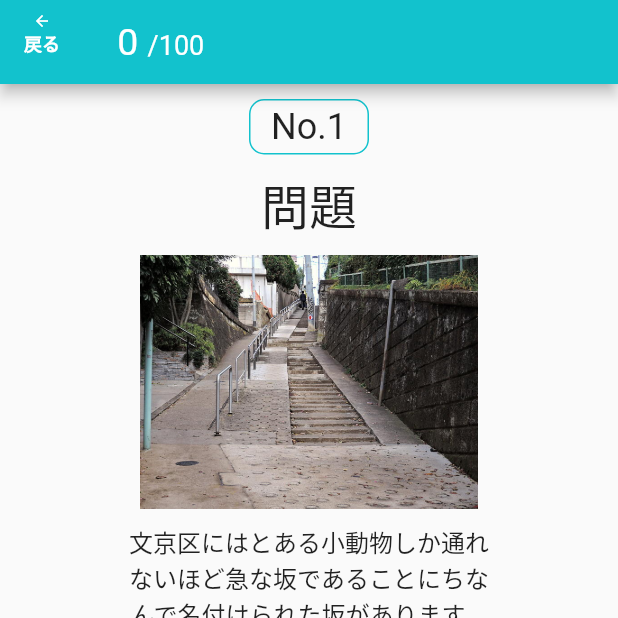
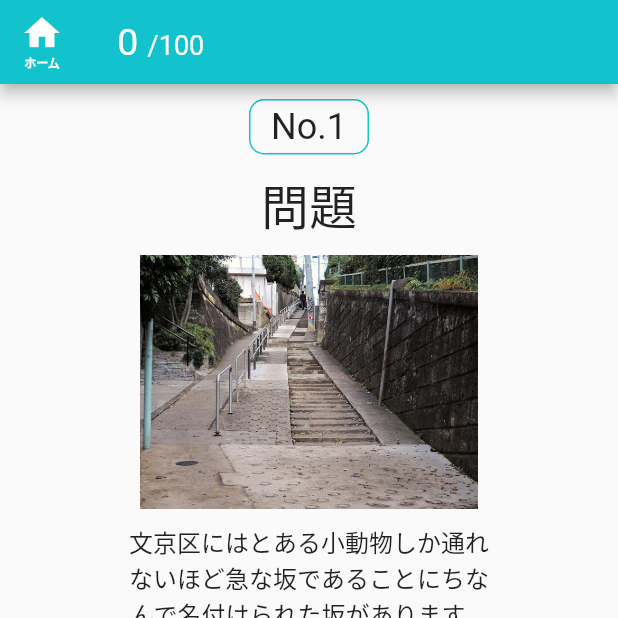
Before and after one commit to FriendsTree-japan/Bunkyoku_App2, a Flutter app: the screen it shows after launch, after a tap on an icon or button, on a phone screen of 412 x 824 dp, the top half of it. Run offline on Flutter 3.47's test engine with Material 2 defaults, Android fonts, the phone set to English and light mode, and no system bars; our stand-ins replace google_mobile_ads, shared_preferences, sqflite; accounts and stored records are empty.

Commit message:
問題文画面及び解説画面にホームボタンの追加/問題一覧、お気に入り画面、設定画面の戻るボタンの削除

```diff
--- a/lib/01_Pages/01_001_QuestionList.dart
+++ b/lib/01_Pages/01_001_QuestionList.dart
@@ -143,6 +143,7 @@ class _QuizeListState extends State<QuizeList> {
       appBar: AppBar(
         title: Text('文京区アプリ'),
         backgroundColor: ColorConfig.Blue,
+        automaticallyImplyLeading: false,
       ),
       body: Column(
         children: [
--- a/lib/01_Pages/01_002_QuizQ.dart
+++ b/lib/01_Pages/01_002_QuizQ.dart
@@ -1,10 +1,12 @@
-import 'package:bunkyoku_app2/03_Unity/03_01_SharedPreferences.dart';
 import 'package:flutter/material.dart';
 import 'package:google_mobile_ads/google_mobile_ads.dart';
+
+import 'package:bunkyoku_app2/main.dart';
 import 'package:bunkyoku_app2/01_Pages/01_003_QuizA.dart';
 import 'package:bunkyoku_app2/02_Class/02_02_QuizQ.dart';
 import 'package:bunkyoku_app2/02_Class/02_04_Size.dart';
 import 'package:bunkyoku_app2/02_Class/02_05_Color.dart';
+import 'package:bunkyoku_app2/03_Unity/03_01_SharedPreferences.dart';
 import 'package:bunkyoku_app2/03_Unity/03_02_SqliteDb.dart';
 import 'package:bunkyoku_app2/99_Others/99_01_GoogleAdmob.dart';
 
@@ -51,21 +53,28 @@ class _QuizQ_000 extends State<QuizQ_000> {
             child: Column(
               children: [
                 Icon(
-                  Icons.arrow_back_outlined,
-                  size: 12,
+                  Icons.home,
+                  size: 28,
                   color: Colors.white,
                 ),
                 Text(
-                  '戻る',
+                  'ホーム',
                   style: TextStyle(
                     color: Colors.white, //文字の色を白にする
                     fontWeight: FontWeight.bold, //文字を太字する
-                    fontSize: 12.0, //文字のサイズを調整する
+                    fontSize: 8.0, //文字のサイズを調整する
                   ),
                 ),
               ],
             ),
-            onPressed: () => Navigator.pop(context,true),
+            onPressed: () {
+              Navigator.push(
+                context,
+                MaterialPageRoute(
+                  builder: (BuildContext context) => HomePage(),
+                ),
+              );
+            },
           ),
           title: FutureBuilder(
                     future: correctCount,
--- a/lib/01_Pages/01_004_Favorite.dart
+++ b/lib/01_Pages/01_004_Favorite.dart
@@ -24,6 +24,7 @@ class _Favorite extends State<Favorite> {
         appBar: AppBar(
           title: Text('お気に入り'),
           backgroundColor: ColorConfig.Blue,
+          automaticallyImplyLeading: false,
         ),
         backgroundColor: const Color(0xFFFFFFFF),
         body: FutureBuilder(
--- a/lib/01_Pages/01_005_Setting.dart
+++ b/lib/01_Pages/01_005_Setting.dart
@@ -20,6 +20,7 @@ class _SettingState extends State<Setting> {
       appBar: AppBar(
         title: Text('設定'),
         backgroundColor: ColorConfig.Blue,
+        automaticallyImplyLeading: false,
       ),
       body: Column(
         mainAxisAlignment: MainAxisAlignment.start,
```
Also changed, not shown: lib/01_Pages/01_003_QuizA.dart (+17 -6 lines).
